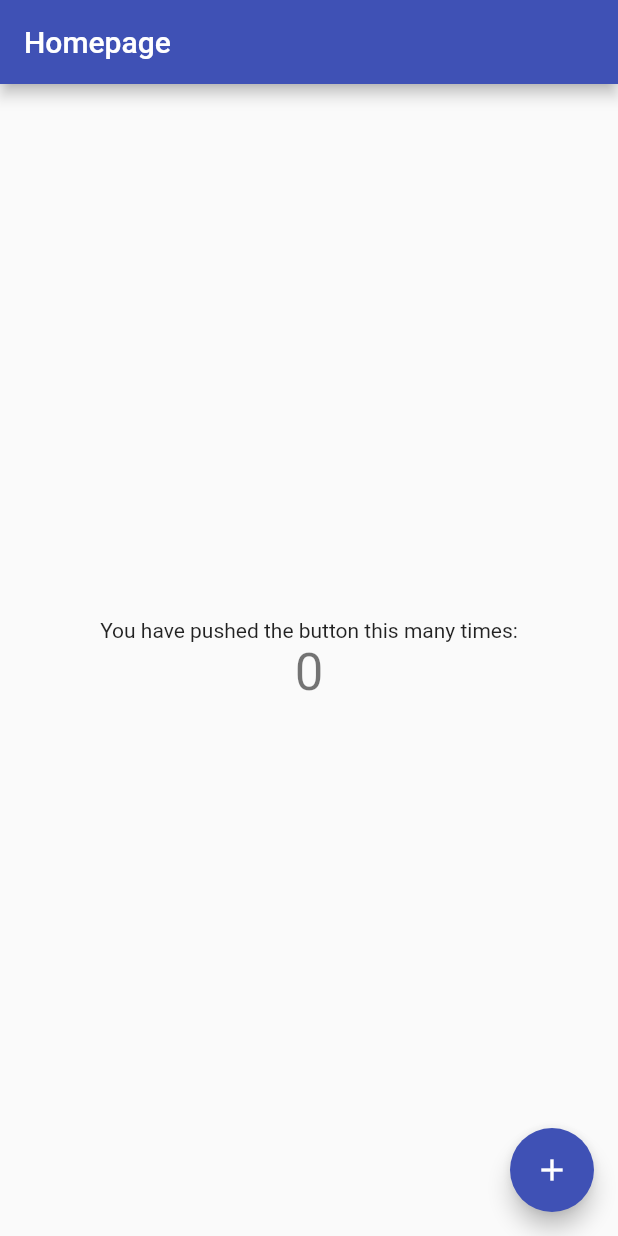
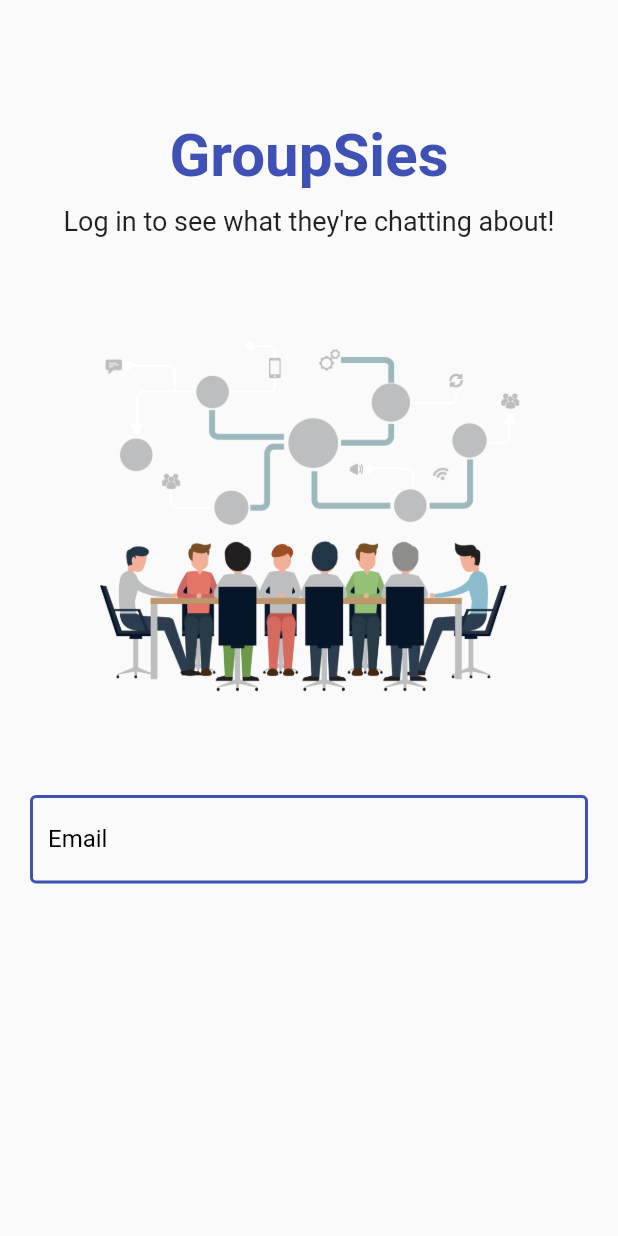
Before and after one commit to bebaoboy/groupsie, a Flutter app: the screen it shows after launch, on a phone screen of 412 x 824 dp. Run offline on Flutter 3.47's test engine with Material 2 defaults, Android fonts, the phone set to English and light mode, and no system bars; our stand-ins replace firebase_core, shared_preferences; accounts and stored records are empty.

Commit message:
login ui init

```diff
--- /dev/null
+++ b/lib/helper/helper_function.dart
@@ -0,0 +1,16 @@
+import 'package:shared_preferences/shared_preferences.dart';
+
+class HelperFunctions {
+  // keys
+  static String userLoggedInKey = "LOGGEDINKEY";
+  static String userNameKey = "USERNAMEKEY";
+  static String userEmailKey = "USEREMAILKEY";
+
+  // saving the data
+
+  // getting the data
+  static Future<bool?> getUserLoggedInStatus() async {
+    SharedPreferences sf = await SharedPreferences.getInstance();
+    return sf.getBool(userLoggedInKey);
+  }
+}
--- a/lib/main.dart
+++ b/lib/main.dart
@@ -1,7 +1,12 @@
 import 'package:firebase_core/firebase_core.dart';
 import 'package:flutter/material.dart';
 import 'package:flutter/foundation.dart';
+import 'package:groupsie/helper/helper_function.dart';
+import 'package:groupsie/pages/auth/login_page.dart';
+import 'package:groupsie/pages/home_page.dart';
 import 'package:groupsie/shared/constants.dart';
+
+import 'shared/Strings.dart';
 
 void main() async {
   WidgetsFlutterBinding.ensureInitialized();
@@ -23,14 +28,33 @@ void main() async {
   runApp(const MyApp());
 }
 
-class MyApp extends StatelessWidget {
+class MyApp extends StatefulWidget {
   const MyApp({super.key});
+
+  @override
+  State<MyApp> createState() => _MyAppState();
+}
+
+class _MyAppState extends State<MyApp> {
+  bool _isSignedIn = false;
+
+  @override
+  void initState() {
+    super.initState();
+    getUserLoggedinStatus();
+  }
+
+  void getUserLoggedinStatus() async {
+    await HelperFunctions.getUserLoggedInStatus().then((value) => {
+          if (value != null) {_isSignedIn = value}
+        });
+  }
 
   // This widget is the root of your application.
   @override
   Widget build(BuildContext context) {
     return MaterialApp(
-      title: 'GroupSie',
+      title: Strings.appName,
       theme: ThemeData(
         // This is the theme of your application.
         //
@@ -43,92 +67,8 @@ class MyApp extends StatelessWidget {
         // is not restarted.
         primarySwatch: Colors.indigo,
       ),
-      home: const MyHomePage(title: 'Homepage'),
+      home: _isSignedIn ? const HomePage(title: 'Homepage') :const LoginPage(title: 'Login'),
+      debugShowCheckedModeBanner: false,
     );
   }
 }
-
-class MyHomePage extends StatefulWidget {
-  const MyHomePage({super.key, required this.title});
-
-  // This widget is the home page of your application. It is stateful, meaning
-  // that it has a State object (defined below) that contains fields that affect
-  // how it looks.
-
-  // This class is the configuration for the state. It holds the values (in this
-  // case the title) provided by the parent (in this case the App widget) and
-  // used by the build method of the State. Fields in a Widget subclass are
-  // always marked "final".
-
-  final String title;
-
-  @override
-  State<MyHomePage> createState() => _MyHomePageState();
-}
-
-class _MyHomePageState extends State<MyHomePage> {
-  int _counter = 0;
-
-  void _incrementCounter() {
-    setState(() {
-      // This call to setState tells the Flutter framework that something has
-      // changed in this State, which causes it to rerun the build method below
-      // so that the display can reflect the updated values. If we changed
-      // _counter without calling setState(), then the build method would not be
-      // called again, and so nothing would appear to happen.
-      _counter++;
-    });
-  }
-
-  @override
-  Widget build(BuildContext context) {
-    // This method is rerun every time setState is called, for instance as done
-    // by the _incrementCounter method above.
-    //
-    // The Flutter framework has been optimized to make rerunning build methods
-    // fast, so that you can just rebuild anything that needs updating rather
-    // than having to individually change instances of widgets.
-    return Scaffold(
-      appBar: AppBar(
-        // Here we take the value from the MyHomePage object that was created by
-        // the App.build method, and use it to set our appbar title.
-        title: Text(widget.title),
-      ),
-      body: Center(
-        // Center is a layout widget. It takes a single child and positions it
-        // in the middle of the parent.
-        child: Column(
-          // Column is also a layout widget. It takes a list of children and
-          // arranges them vertically. By default, it sizes itself to fit its
-          // children horizontally, and tries to be as tall as its parent.
-          //
-          // Invoke "debug painting" (press "p" in the console, choose the
-          // "Toggle Debug Paint" action from the Flutter Inspector in Android
-          // Studio, or the "Toggle Debug Paint" command in Visual Studio Code)
-          // to see the wireframe for each widget.
-          //
-          // Column has various properties to control how it sizes itself and
-          // how it positions its children. Here we use mainAxisAlignment to
-          // center the children vertically; the main axis here is the vertical
-          // axis because Columns are vertical (the cross axis would be
-          // horizontal).
-          mainAxisAlignment: MainAxisAlignment.center,
-          children: <Widget>[
-            const Text(
-              'You have pushed the button this many times:',
-            ),
-            Text(
-              '$_counter',
-              style: Theme.of(context).textTheme.headlineMedium,
-            ),
-          ],
-        ),
-      ),
-      floatingActionButton: FloatingActionButton(
-        onPressed: _incrementCounter,
-        tooltip: 'Increment',
-        child: const Icon(Icons.add),
-      ), // This trailing comma makes auto-formatting nicer for build methods.
-    );
-  }
-}
--- /dev/null
+++ b/lib/pages/auth/login_page.dart
@@ -0,0 +1,59 @@
+import 'package:flutter/foundation.dart';
+import 'package:flutter/material.dart';
+import 'package:groupsie/shared/Strings.dart';
+import 'package:groupsie/style/login_page_params.dart';
+
+class LoginPage extends StatefulWidget {
+  const LoginPage({super.key, required this.title});
+
+  final String title;
+
+  @override
+  State<LoginPage> createState() => _LoginPageState();
+}
+
+class _LoginPageState extends State<LoginPage> {
+  final formKey = GlobalKey<FormState>();
+
+  @override
+  Widget build(BuildContext context) {
+    return Scaffold(
+      // appBar: AppBar(
+      //   backgroundColor: bgColor,
+      // ),
+      // body: Center(child: Text(widget.title)),
+      body: SingleChildScrollView(
+        child: Padding(
+          padding:
+              const EdgeInsets.symmetric(horizontal: hPadding, vertical: vPadding),
+          child: Form(
+            key: formKey,
+            child: Column(
+              mainAxisAlignment: MainAxisAlignment.center,
+              crossAxisAlignment: CrossAxisAlignment.center,
+              children: <Widget>[
+                Text(
+                  Strings.appName,
+                  style: titleStyle,
+                ),
+                const SizedBox(
+                  height: titleBoxSize,
+                ),
+                Text(
+                  Strings.appPrompt,
+                  style: promptStyle,
+                ),
+                kIsWeb ? Image.asset(Strings.loginPageImg, width: 400,) : Image.asset(Strings.loginPageImg),
+                TextFormField(
+                  decoration: textInputDecoration.copyWith(
+                    labelText: "Email",
+                  ),
+                ),
+              ],
+            ),
+          ),
+        ),
+      ),
+    );
+  }
+}
--- /dev/null
+++ b/lib/pages/home_page.dart
@@ -0,0 +1,34 @@
+import 'package:flutter/material.dart';
+
+class HomePage extends StatefulWidget {
+  const HomePage({super.key, required this.title});
+
+  // This widget is the home page of your application. It is stateful, meaning
+  // that it has a State object (defined below) that contains fields that affect
+  // how it looks.
+
+  // This class is the configuration for the state. It holds the values (in this
+  // case the title) provided by the parent (in this case the App widget) and
+  // used by the build method of the State. Fields in a Widget subclass are
+  // always marked "final".
+
+  final String title;
+
+  @override
+  State<HomePage> createState() => _HomePageState();
+}
+
+class _HomePageState extends State<HomePage> {
+  @override
+  Widget build(BuildContext context) {
+    // This method is rerun every time setState is called, for instance as done
+    // by the _incrementCounter method above.
+    //
+    // The Flutter framework has been optimized to make rerunning build methods
+    // fast, so that you can just rebuild anything that needs updating rather
+    // than having to individually change instances of widgets.
+    return Scaffold(
+      body: Center(child: Text(widget.title)),
+    );
+  }
+}
--- a/lib/shared/constants.dart
+++ b/lib/shared/constants.dart
@@ -1,6 +1,11 @@
+import 'package:flutter/material.dart';
+
 class Constants {
   static String apiKey = "AIzaSyCLo3wmJiXdOYz9zwPeVNYzxKbgnnWPIw8";
   static String appId = "1:293334776527:web:ef13f15e3666cf964055ba";
   static String messagingSenderId = "293334776527";
   static String projectId = "groupsie-chatapp";
+
+  static const Color mainColor = Colors.indigo;
+  static const Color errorColor = Colors.red;
 }
--- /dev/null
+++ b/lib/shared/strings.dart
@@ -0,0 +1,10 @@
+class Strings {
+  static String appName = "GroupSies";
+  static String appPrompt = "Log in to see what they're chatting about!";
+
+  // Login
+  static String email = "Email";
+
+  // Images
+  static String loginPageImg = "assets/titleImg.png";
+}
--- /dev/null
+++ b/lib/style/login_page_params.dart
@@ -0,0 +1,34 @@
+import 'package:flutter/material.dart';
+import 'package:groupsie/shared/constants.dart';
+
+// padding
+const double hPadding = 20, vPadding = 80;
+
+// title
+const double titleSize = 40;
+const double titleBoxSize = 10;
+const titleStyle = TextStyle(
+  fontSize: titleSize,
+  fontWeight: FontWeight.bold,
+  color: Constants.mainColor,
+);
+
+// prompt
+const promptStyle =
+    TextStyle(fontSize: titleSize * 0.45, fontWeight: FontWeight.w400);
+
+// input
+const textInputDecoration = InputDecoration(
+  labelStyle: TextStyle(color: Colors.black),
+  focusedBorder: OutlineInputBorder(
+    borderSide: BorderSide(color: Constants.mainColor, width: 3),
+  ),
+  enabledBorder: OutlineInputBorder(
+    borderSide: BorderSide(color: Constants.mainColor, width: 2),
+  ),
+  errorBorder: OutlineInputBorder(
+    borderSide: BorderSide(color: Constants.errorColor, width: 3),
+  ),
+);
+
+const bgColor = Constants.mainColor;
--- a/pubspec.yaml
+++ b/pubspec.yaml
@@ -57,9 +57,8 @@ flutter:
   # the material Icons class.
   uses-material-design: true
   # To add assets to your application, add an assets section, like this:
-  # assets:
-  #   - images/a_dot_burr.jpeg
-  #   - images/a_dot_ham.jpeg
+  assets:
+    - assets/
   # An image asset can refer to one or more resolution-specific "variants", see
   # https://flutter.dev/assets-and-images/#resolution-aware
   # For details regarding adding assets from package dependencies, see
```
Also changed, not shown: assets/titleImg.png (added), 3 other files.
